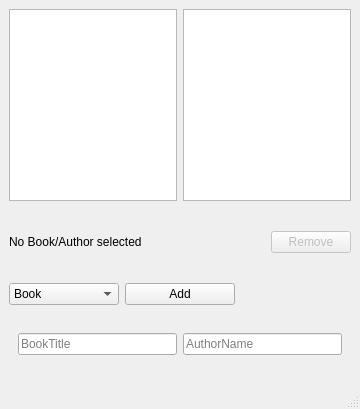
Above: Biblio_QT/mainwindow.ui from NoeTopeza/Cpp-Exercises before the change. Below: the same form after it.
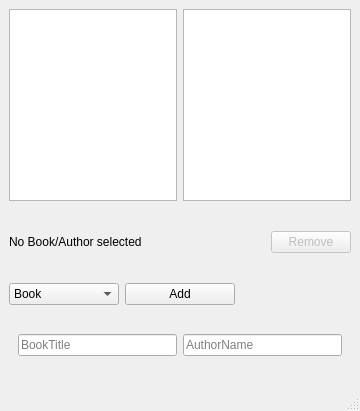
That is the form after the change. The open tabs and pages were chosen to show the change.

```diff
--- a/Biblio_QT/mainwindow.ui
+++ b/Biblio_QT/mainwindow.ui
@@ -7,7 +7,7 @@
     <x>0</x>
     <y>0</y>
     <width>360</width>
-    <height>409</height>
+    <height>411</height>
    </rect>
   </property>
   <property name="windowTitle">
@@ -101,7 +101,7 @@
       </item>
      </layout>
     </item>
-    <item alignment="">
+    <item>
      <widget class="QStackedWidget" name="bookTypeWidget">
       <property name="sizePolicy">
        <sizepolicy hsizetype="Preferred" vsizetype="Minimum">
```
Left out of the diff: 2 changed lines with no effect on the pictures.
